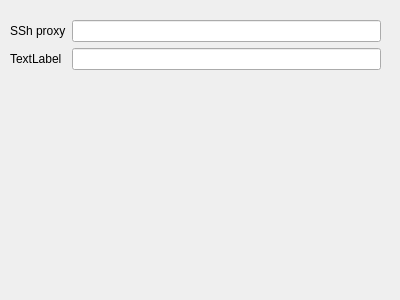
Old version of the form src/gui/QT/applicationsettingstab.ui in the repository mit-spbau-ru/Syrop.
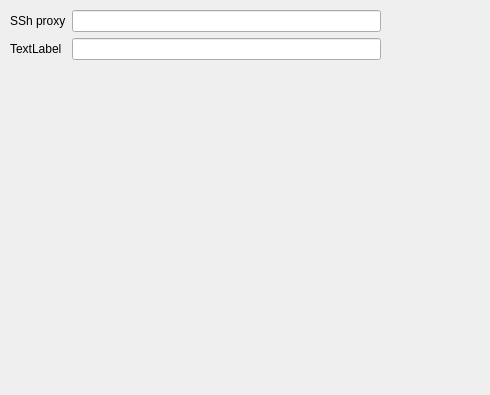
New version of the form.

What changed in the file:
```diff
--- a/src/gui/QT/applicationsettingstab.ui
+++ b/src/gui/QT/applicationsettingstab.ui
@@ -6,8 +6,8 @@
    <rect>
     <x>0</x>
     <y>0</y>
-    <width>400</width>
-    <height>300</height>
+    <width>490</width>
+    <height>395</height>
    </rect>
   </property>
   <property name="windowTitle">
@@ -17,7 +17,7 @@
    <property name="geometry">
     <rect>
      <x>10</x>
-     <y>20</y>
+     <y>10</y>
      <width>371</width>
      <height>241</height>
     </rect>
```
